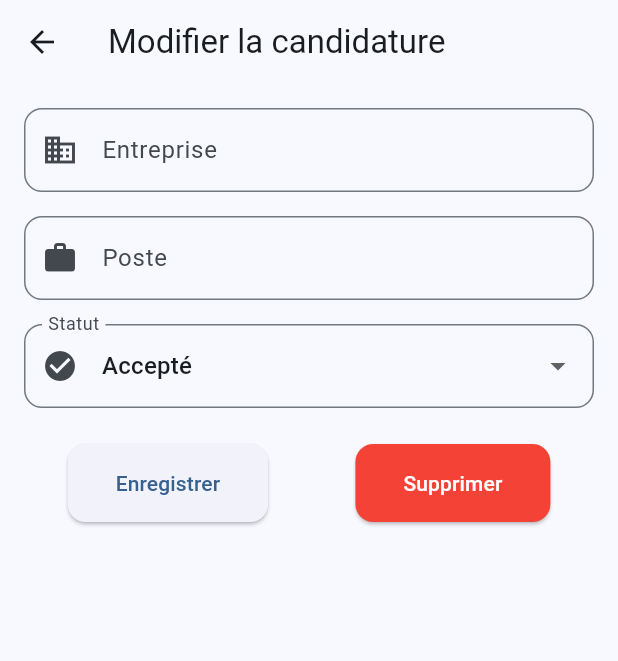
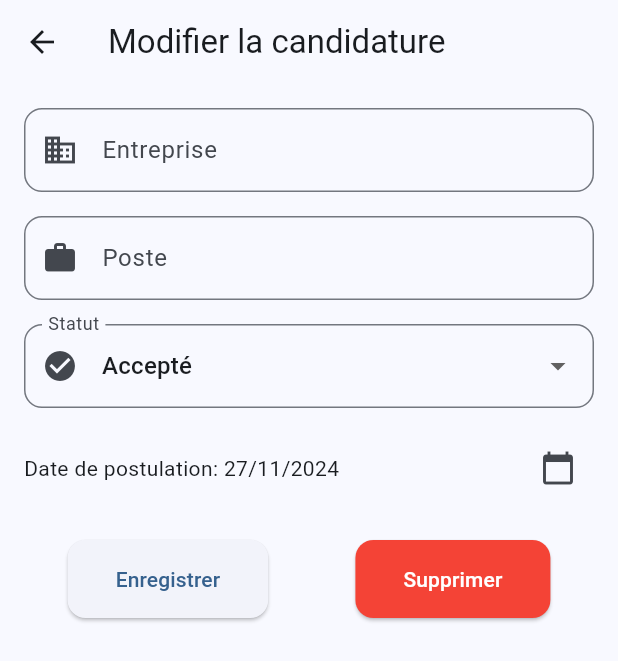
Before and after one commit to Job-App-Tracker-Efrei/flutter, a Flutter app: the EditCandidaturePage screen opened directly with empty values, on a phone screen of 412 x 824 dp. Shown: the top 661 px of the screen. Run offline on Flutter 3.47's test engine with Material 3 defaults, Android fonts, the phone set to English and light mode, and no system bars; our stand-ins replace cloud_firestore, firebase_auth, firebase_core, google_sign_in; accounts and stored records are empty.

Commit message:
feat: add date selection for application submission in EditCandidaturePage

```diff
--- a/lib/screens/edit_application.dart
+++ b/lib/screens/edit_application.dart
@@ -14,6 +14,7 @@ class _EditCandidaturePageState extends State<EditCandidaturePage> {
   late TextEditingController _entrepriseController;
   late TextEditingController _posteController;
   late JobApplicationStatus _statut;
+  late DateTime _datePostulation;
 
   final List<JobApplicationStatus> _statutOptions = [
     JobApplicationStatus.pending,
@@ -29,6 +30,7 @@ class _EditCandidaturePageState extends State<EditCandidaturePage> {
     _entrepriseController = TextEditingController(text: widget.candidature.company);
     _posteController = TextEditingController(text: widget.candidature.position);
     _statut = widget.candidature.status;
+    _datePostulation = widget.candidature.date;
   }
 
   @override
@@ -36,6 +38,21 @@ class _EditCandidaturePageState extends State<EditCandidaturePage> {
     _entrepriseController.dispose();
     _posteController.dispose();
     super.dispose();
+  }
+
+  Future<void> _selectDate() async {
+    final DateTime? picked = await showDatePicker(
+      context: context,
+      initialDate: _datePostulation,
+      firstDate: DateTime(2000),
+      lastDate: DateTime.now(),
+    );
+
+    if (picked != null) {
+      setState(() {
+        _datePostulation = picked;
+      });
+    }
   }
 
   @override
@@ -106,6 +123,22 @@ class _EditCandidaturePageState extends State<EditCandidaturePage> {
                   });
                 },
               ),
+              const SizedBox(height: 16),
+              // Date picker
+              Row(
+                children: [
+                  Expanded(
+                    child: Text(
+                      'Date de postulation: ${_datePostulation.day}/${_datePostulation.month}/${_datePostulation.year}',
+                      style: const TextStyle(fontSize: 14),
+                    ),
+                  ),
+                  IconButton(
+                    icon: const Icon(Icons.calendar_today),
+                    onPressed: _selectDate,
+                  ),
+                ],
+              ),
               const SizedBox(height: 24),
               Row(
                 mainAxisAlignment: MainAxisAlignment.spaceAround,
@@ -118,6 +151,7 @@ class _EditCandidaturePageState extends State<EditCandidaturePage> {
                           ..company = _entrepriseController.text
                           ..position = _posteController.text
                           ..status = _statut
+                          ..date = _datePostulation
                           ..lastUpdate = DateTime.now();
 
                         Navigator.of(context).pop(updatedCandidature);
```
